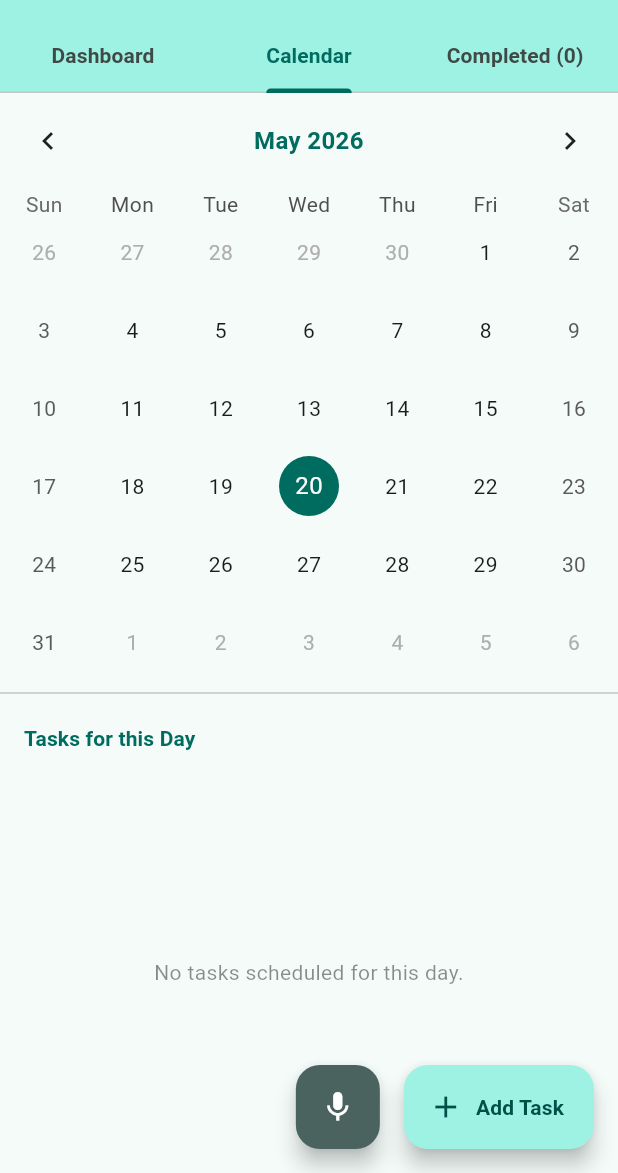
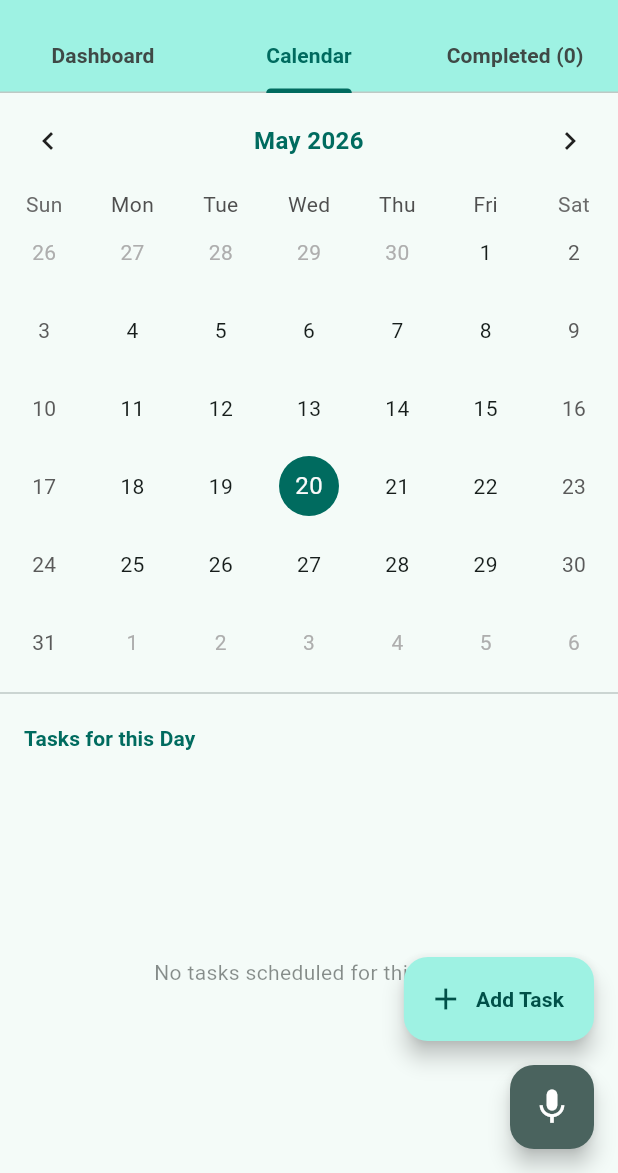
Before and after one commit to MuhammadTaha03/Yaad-Rakh, a Flutter app: the TaskListScreen screen opened directly, tab 2 chosen, on a phone screen of 412 x 824 dp, the part 63-1236 px from its top. Run offline on Flutter 3.47's test engine with Material 3 defaults, Android fonts, the phone set to English and light mode, and no system bars; drawn by our look-alikes of table_calendar; our stand-ins replace connectivity_plus, easy_localization, firebase_auth, firebase_messaging, flutter_local_notifications, google_sign_in and 4 more; accounts and stored records are empty.

Commit message:
All problem fix

```diff
--- a/yaad_rakh/lib/tasks/screens/task_list_screen.dart
+++ b/yaad_rakh/lib/tasks/screens/task_list_screen.dart
@@ -189,58 +189,7 @@
                 child: Column(
                   crossAxisAlignment: CrossAxisAlignment.start,
                   children: [
-                    // A. Premium Glassmorphic Gradient Header Card
-                    Container(
-                      width: double.infinity,
-                      margin: const EdgeInsets.only(left: 16, right: 16, top: 16, bottom: 8),
-                      padding: const EdgeInsets.all(24),
-                      decoration: BoxDecoration(
-                        gradient: LinearGradient(
-                          colors: [
-                            theme.colorScheme.primaryContainer,
-                            theme.colorScheme.secondaryContainer.withValues(alpha: 0.4),
-                          ],
-                          begin: Alignment.topLeft,
-                          end: Alignment.bottomRight,
-                        ),
-                        borderRadius: BorderRadius.circular(24),
-                        border: Border.all(
-                          color: theme.colorScheme.primary.withValues(alpha: 0.12),
-                        ),
-                      ),
-                      child: Column(
-                        crossAxisAlignment: CrossAxisAlignment.start,
-                        children: [
-                          Text(
-                            fullGreeting,
-                            style: theme.textTheme.headlineSmall?.copyWith(
-                              fontWeight: FontWeight.bold,
-                              color: theme.colorScheme.onPrimaryContainer,
-                            ),
-                          ),
-                          const SizedBox(height: 8),
-                          Text(
-                            progressSubtitle,
-                            style: theme.textTheme.bodyMedium?.copyWith(
-                              color: theme.colorScheme.onPrimaryContainer.withValues(alpha: 0.8),
-                            ),
-                          ),
-                          const SizedBox(height: 16),
-                          // Simple progress bar
-                          ClipRRect(
-                            borderRadius: BorderRadius.circular(8),
-                            child: LinearProgressIndicator(
-                              value: (completedCount + remainingCount) == 0
-                                  ? 0
-                                  : completedCount / (completedCount + remainingCount),
-                              backgroundColor: theme.colorScheme.onPrimaryContainer.withValues(alpha: 0.12),
-                              color: theme.colorScheme.primary,
-                              minHeight: 8,
-                            ),
-                          ),
-                        ],
-                      ),
-                    ),
+                    // A. Premium Glassmorphic Gradient Header Card (Removed for simplicity)
 
                     if (_isOffline)
                       Container(
@@ -459,30 +408,10 @@
                   ),
           ],
         ),
-        floatingActionButton: Row(
+        floatingActionButton: Column(
           mainAxisAlignment: MainAxisAlignment.end,
+          crossAxisAlignment: CrossAxisAlignment.end,
           children: [
-            FloatingActionButton(
-              heroTag: "voice_input_fab",
-              onPressed: () {
-                showModalBottomSheet(
-                  context: context,
-                  isScrollControlled: true,
-                  shape: const RoundedRectangleBorder(
-                    borderRadius: BorderRadius.only(
-                      topLeft: Radius.circular(28),
-                      topRight: Radius.circular(28),
-                    ),
-                  ),
-                  builder: (_) => const VoiceInputSheet(),
-                );
-              },
-              backgroundColor: theme.colorScheme.secondary,
-              foregroundColor: theme.colorScheme.onSecondary,
-              tooltip: "Voice Input",
-              child: const Icon(Icons.mic),
-            ),
-            const SizedBox(width: 16),
             FloatingActionButton.extended(
               heroTag: "primary_add_fab",
               onPressed: () {
@@ -502,6 +431,27 @@
                 style: const TextStyle(fontWeight: FontWeight.bold),
               ),
               icon: const Icon(Icons.add),
+            ),
+            const SizedBox(height: 16),
+            FloatingActionButton(
+              heroTag: "voice_input_fab",
+              onPressed: () {
+                showModalBottomSheet(
+                  context: context,
+                  isScrollControlled: true,
+                  shape: const RoundedRectangleBorder(
+                    borderRadius: BorderRadius.only(
+                      topLeft: Radius.circular(28),
+                      topRight: Radius.circular(28),
+                    ),
+                  ),
+                  builder: (_) => const VoiceInputSheet(),
+                );
+              },
+              backgroundColor: theme.colorScheme.secondary,
+              foregroundColor: theme.colorScheme.onSecondary,
+              tooltip: "Voice Input",
+              child: const Icon(Icons.mic, size: 28),
             ),
           ],
         ),
--- a/yaad_rakh/pubspec.yaml
+++ b/yaad_rakh/pubspec.yaml
@@ -1,6 +1,6 @@
 name: yaad_rakh
 description: "A new Flutter project."
-publish_to: 'none'
+publish_to: "none"
 
 version: 1.0.0+1
 
@@ -32,7 +32,7 @@
 
   # UI & Fonts
   google_fonts: ^6.1.0
-  speech_to_text: ^6.6.2
+  speech_to_text: ^7.4.0
   table_calendar: ^3.1.2
 
   # Network & System
@@ -46,7 +46,6 @@
   # Offline Reminders & Timezones
   flutter_local_notifications: ^17.2.1
   timezone: ^0.9.4
-  flutter_timezone: ^1.0.8
 
 dev_dependencies:
   flutter_test:
```
Also changed, not shown: yaad_rakh/lib/notifications/notification_service.dart (+102 -36 lines), yaad_rakh/lib/tasks/widgets/voice_input_sheet.dart (+13 -0 lines), yaad_rakh/pubspec.lock, 6 other files.
